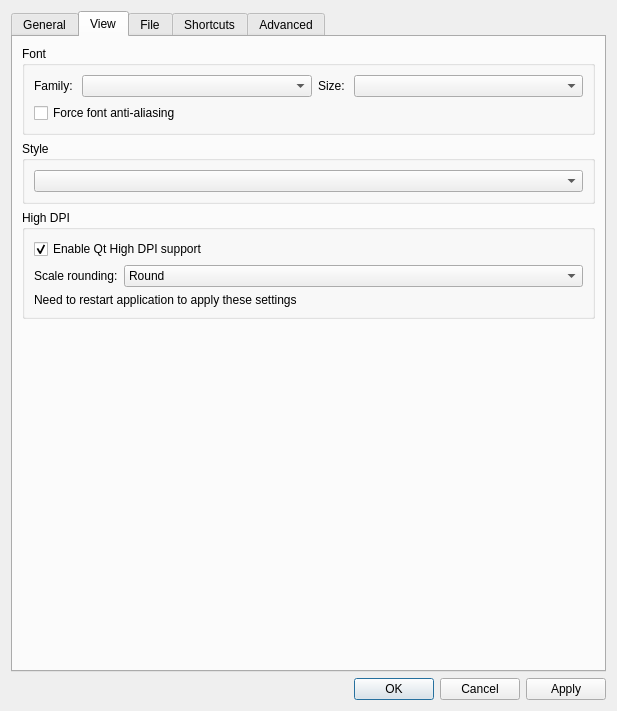
Qt form src/ui/include/optionsdialog.ui (ykk136/klogg) before a commit.
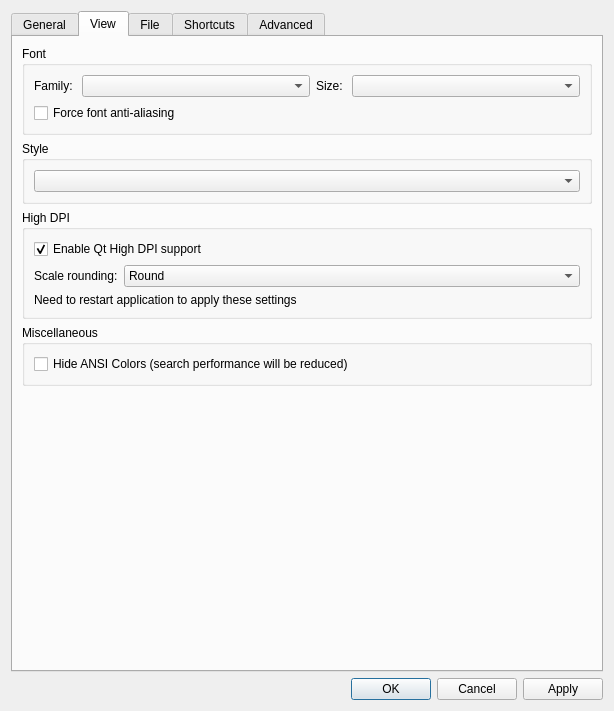
The same form after that commit. The open tabs and pages were chosen to show the change.

Commit message:
feat: allow to hide ansi color sequences in displayed text (#338)
This commit introduces general facility to hide some patterns in
displayed text (both main log view and filtered view). This has
significant performance penalty for regex search because
QRegularExpression engine is used to filter the log lines. Also all
fast paths for utf8/utf16le encodings are disabled.

The only way to use this facility for now is to hide ansi color
sequences by checking an option in view settings.

```diff
--- a/src/ui/include/optionsdialog.ui
+++ b/src/ui/include/optionsdialog.ui
@@ -6,7 +6,7 @@
    <rect>
     <x>0</x>
     <y>0</y>
-    <width>617</width>
+    <width>614</width>
     <height>711</height>
    </rect>
   </property>
@@ -365,6 +365,28 @@
          </layout>
         </widget>
        </item>
+       <item>
+        <widget class="QGroupBox" name="viewOtherGroupBox">
+         <property name="title">
+          <string>Miscellaneous</string>
+         </property>
+         <layout class="QVBoxLayout" name="verticalLayout_6">
+          <item>
+           <widget class="QCheckBox" name="hideAnsiColorsCheckBox">
+            <property name="enabled">
+             <bool>true</bool>
+            </property>
+            <property name="text">
+             <string>Hide ANSI Colors (search performance will be reduced)</string>
+            </property>
+            <property name="checked">
+             <bool>false</bool>
+            </property>
+           </widget>
+          </item>
+         </layout>
+        </widget>
+       </item>
        <item>
         <spacer name="verticalSpacer_4">
          <property name="orientation">
```
The commit also changes 6 other files.
